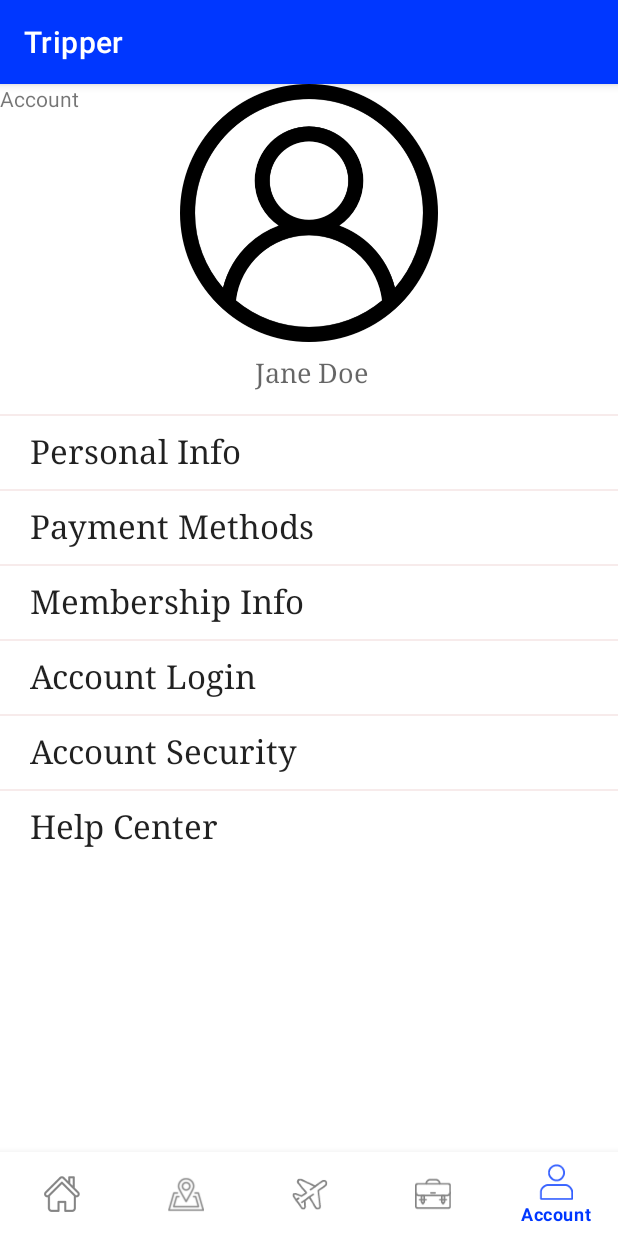
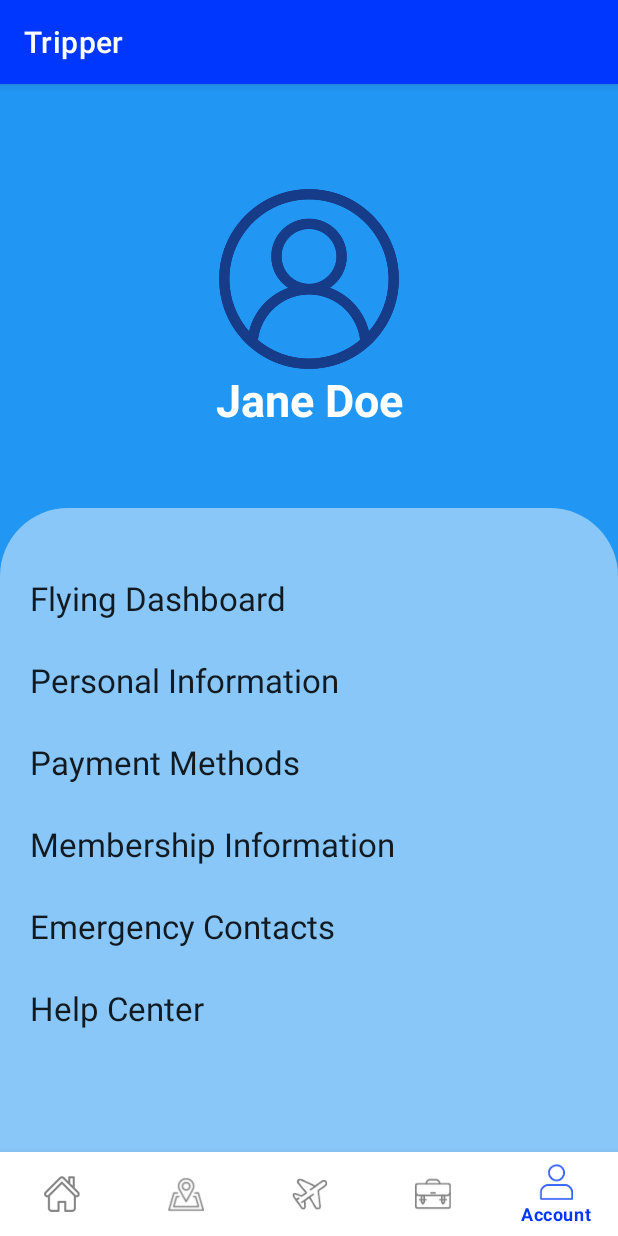
Before and after one commit to jiwagon/Tripper-App, an Android app: the AccountActivity screen opened through its navigation route, on a phone screen of 412 x 824 dp. Run offline under Robolectric (Android 15) with nearby library versions, the phone set to English and light mode, and no system bars; our stand-ins replace navigation-ui.

Commit message:
refined acc page

```diff
--- a/app/src/main/java/com/example/tripper_2/Guide.java
+++ b/app/src/main/java/com/example/tripper_2/Guide.java
@@ -1,9 +1,4 @@
 package com.example.tripper_2;
-
-import android.widget.ImageView;
-import android.widget.RelativeLayout;
-import android.widget.TextView;
-
 
 public class Guide {
 
--- a/app/src/main/res/layout/account_fragment.xml
+++ b/app/src/main/res/layout/account_fragment.xml
@@ -6,170 +6,121 @@
     android:layout_height="match_parent"
     tools:context=".AccountActivity">
 
-    <!-- TODO: Update blank fragment layout -->
+    <!--fragment layout -->
+    <androidx.constraintlayout.widget.ConstraintLayout
+        android:layout_width="match_parent"
+        android:layout_height="match_parent"
+        android:background="#2196F3">
+
+        <ImageView
+            android:id="@+id/imageView5"
+            android:layout_width="120dp"
+            android:layout_height="120dp"
+            android:layout_marginTop="70dp"
+            android:src="@drawable/user__1_"
+            app:layout_constraintBottom_toTopOf="@+id/accountName_text"
+            app:layout_constraintEnd_toEndOf="parent"
+            app:layout_constraintHorizontal_bias="0.5"
+            app:layout_constraintStart_toStartOf="parent"
+            app:layout_constraintTop_toTopOf="parent"
+            app:tint="#D0142770"></ImageView>
+
+        <RelativeLayout
+            android:id="@+id/widget_tracker"
+            android:layout_width="match_parent"
+            android:layout_height="485dp"
+            android:layout_marginTop="250dp"
+            android:background="@drawable/home_dashboard_back"
+            app:layout_constraintBottom_toBottomOf="parent"
+            app:layout_constraintStart_toStartOf="parent"
+            app:layout_constraintTop_toBottomOf="@id/imageView5"
+            app:layout_constraintVertical_bias="1.0">
 
             <TextView
-        android:id="@+id/personal_info_labe"
+                android:id="@+id/acc_row1_label"
                 android:layout_width="wrap_content"
                 android:layout_height="wrap_content"
-        android:layout_marginLeft="20dp"
-        android:layout_marginTop="230dp"
-        android:fontFamily="serif"
-        android:text="Personal Info"
+                android:layout_alignParentTop="true"
+                android:layout_marginStart="20dp"
+                android:layout_marginTop="45dp"
+                android:text="@string/acc_row1"
                 android:textAppearance="@style/TextAppearance.AppCompat.Large"
-        app:layout_constraintEnd_toEndOf="parent"
-        app:layout_constraintStart_toStartOf="parent"
-        app:layout_constraintTop_toTopOf="parent"
                 tools:visibility="visible" />
 
+            <TextView
+                android:id="@+id/acc_row2_label"
+                android:layout_width="wrap_content"
+                android:layout_height="wrap_content"
+                android:layout_below="@+id/acc_row1_label"
+                android:layout_alignStart="@+id/acc_row1_label"
+                android:layout_marginTop="25dp"
+                android:text="@string/acc_row2"
+                android:textAppearance="@style/TextAppearance.AppCompat.Large"
+                tools:visibility="visible" />
+
+            <TextView
+                android:id="@+id/acc_row4_label"
+                android:layout_width="wrap_content"
+                android:layout_height="wrap_content"
+                android:layout_below="@+id/acc_row3_label"
+                android:layout_alignStart="@+id/acc_row3_label"
+                android:layout_marginTop="25dp"
+                android:text="@string/acc_row4"
+                android:textAppearance="@style/TextAppearance.AppCompat.Large"
+                tools:visibility="visible" />
+
+            <TextView
+                android:id="@+id/acc_row5_label"
+                android:layout_width="wrap_content"
+                android:layout_height="wrap_content"
+                android:layout_below="@+id/acc_row4_label"
+                android:layout_alignStart="@+id/acc_row4_label"
+                android:layout_marginStart="0dp"
+                android:layout_marginLeft="20dp"
+                android:layout_marginTop="25dp"
+                android:text="@string/acc_row5"
+                android:textAppearance="@style/TextAppearance.AppCompat.Large"
+                tools:visibility="visible" />
+
+            <TextView
+                android:id="@+id/acc_row6_label"
+                android:layout_width="wrap_content"
+                android:layout_height="wrap_content"
+                android:layout_below="@+id/acc_row5_label"
+                android:layout_alignStart="@+id/acc_row5_label"
+                android:layout_marginTop="25dp"
+                android:text="@string/acc_row6"
+                android:textAppearance="@style/TextAppearance.AppCompat.Large"
+                tools:visibility="visible" />
+
+            <TextView
+                android:id="@+id/acc_row3_label"
+                android:layout_width="wrap_content"
+                android:layout_height="wrap_content"
+                android:layout_below="@+id/acc_row2_label"
+                android:layout_alignStart="@+id/acc_row2_label"
+                android:layout_marginTop="25dp"
+                android:text="@string/acc_row3"
+                android:textAppearance="@style/TextAppearance.AppCompat.Large"
+                tools:visibility="visible" />
+
+        </RelativeLayout>
 
         <TextView
             android:id="@+id/accountName_text"
             android:layout_width="wrap_content"
             android:layout_height="wrap_content"
-        android:layout_marginLeft="170dp"
-        android:layout_marginTop="180dp"
-        android:fontFamily="serif"
             android:text="Jane Doe"
-        android:textAppearance="@style/TextAppearance.AppCompat.Medium"
+            android:textAppearance="@style/TextAppearance.AppCompat.Body2"
+            android:textColor="#FFFFFF"
+            android:textSize="30sp"
+            android:textStyle="bold"
+            android:typeface="sans"
             app:layout_constraintEnd_toEndOf="parent"
+            app:layout_constraintHorizontal_bias="0.5"
             app:layout_constraintStart_toStartOf="parent"
-        app:layout_constraintTop_toTopOf="parent"
+            app:layout_constraintTop_toBottomOf="@+id/imageView5"
             tools:visibility="visible" />
 
-    <TextView
-        android:id="@+id/payment_label"
-        android:layout_width="wrap_content"
-        android:layout_height="wrap_content"
-        android:layout_marginLeft="20dp"
-        android:layout_marginTop="280dp"
-        android:fontFamily="serif"
-        android:text="Payment Methods"
-        android:textAppearance="@style/TextAppearance.AppCompat.Large"
-        app:layout_constraintEnd_toEndOf="parent"
-        app:layout_constraintStart_toStartOf="parent"
-        app:layout_constraintTop_toTopOf="parent"
-        tools:visibility="visible" />
-
-    <TextView
-        android:id="@+id/membership_label"
-        android:layout_width="wrap_content"
-        android:layout_height="wrap_content"
-        android:layout_marginLeft="20dp"
-        android:layout_marginTop="330dp"
-        android:fontFamily="serif"
-        android:text="Membership Info"
-        android:textAppearance="@style/TextAppearance.AppCompat.Large"
-        app:layout_constraintEnd_toEndOf="parent"
-        app:layout_constraintStart_toStartOf="parent"
-        app:layout_constraintTop_toTopOf="parent"
-        tools:visibility="visible" />
-
-    <TextView
-        android:id="@+id/account_login_label"
-        android:layout_width="wrap_content"
-        android:layout_height="wrap_content"
-        android:layout_marginLeft="20dp"
-        android:layout_marginTop="380dp"
-        android:fontFamily="serif"
-        android:text="Account Login"
-        android:textAppearance="@style/TextAppearance.AppCompat.Large"
-        app:layout_constraintEnd_toEndOf="parent"
-        app:layout_constraintStart_toStartOf="parent"
-        app:layout_constraintTop_toTopOf="parent"
-        tools:visibility="visible" />
-
-    <TextView
-        android:id="@+id/account_security_label"
-        android:layout_width="wrap_content"
-        android:layout_height="wrap_content"
-        android:layout_marginLeft="20dp"
-        android:layout_marginTop="430dp"
-        android:fontFamily="serif"
-        android:text="Account Security"
-        android:textAppearance="@style/TextAppearance.AppCompat.Large"
-        app:layout_constraintEnd_toEndOf="parent"
-        app:layout_constraintStart_toStartOf="parent"
-        app:layout_constraintTop_toTopOf="parent"
-        tools:visibility="visible" />
-
-    <TextView
-        android:id="@+id/help_label"
-        android:layout_width="wrap_content"
-        android:layout_height="wrap_content"
-        android:layout_marginLeft="20dp"
-        android:layout_marginTop="480dp"
-        android:fontFamily="serif"
-        android:text="Help Center"
-        android:textAppearance="@style/TextAppearance.AppCompat.Large"
-        app:layout_constraintEnd_toEndOf="parent"
-        app:layout_constraintStart_toStartOf="parent"
-        app:layout_constraintTop_toTopOf="parent"
-        tools:visibility="visible" />
-
-    <TextView
-        android:layout_width="wrap_content"
-        android:layout_height="wrap_content"
-        android:text="@string/account_label" />
-
-    <ImageView
-        android:id="@+id/imageView5"
-        android:layout_width="match_parent"
-        android:layout_height="172dp"
-        android:src="@drawable/user__1_"
-        app:layout_constraintBottom_toBottomOf="parent"
-        app:layout_constraintEnd_toEndOf="parent"
-        app:layout_constraintHorizontal_bias="10"
-        app:layout_constraintStart_toStartOf="parent"
-        app:layout_constraintTop_toTopOf="parent"
-        app:layout_constraintVertical_bias="0.277" />
-
-    <View
-        android:id="@+id/divider"
-        android:layout_width="match_parent"
-        android:layout_height="1dp"
-        android:layout_marginTop="220dp"
-        android:background="?android:attr/listDivider"
-        android:backgroundTint="#BC5E5E" />
-
-    <View
-        android:id="@+id/divider2"
-        android:layout_width="match_parent"
-        android:layout_height="1dp"
-        android:layout_marginTop="270dp"
-        android:background="?android:attr/listDivider"
-        android:backgroundTint="#BC5E5E" />
-
-    <View
-        android:id="@+id/divider3"
-        android:layout_width="match_parent"
-        android:layout_height="1dp"
-        android:layout_marginTop="320dp"
-        android:background="?android:attr/listDivider"
-        android:backgroundTint="#BC5E5E" />
-
-    <View
-        android:id="@+id/divider4"
-        android:layout_width="match_parent"
-        android:layout_height="1dp"
-        android:layout_marginTop="370dp"
-        android:background="?android:attr/listDivider"
-        android:backgroundTint="#BC5E5E" />
-
-    <View
-        android:id="@+id/divider5"
-        android:layout_width="match_parent"
-        android:layout_height="1dp"
-        android:layout_marginTop="420dp"
-        android:background="?android:attr/listDivider"
-        android:backgroundTint="#BC5E5E" />
-
-    <View
-        android:id="@+id/divider6"
-        android:layout_width="match_parent"
-        android:layout_height="1dp"
-        android:layout_marginTop="470dp"
-        android:background="?android:attr/listDivider"
-        android:backgroundTint="#BC5E5E" />
-
+    </androidx.constraintlayout.widget.ConstraintLayout>
 </FrameLayout>
--- a/app/src/main/res/layout/home_fragment.xml
+++ b/app/src/main/res/layout/home_fragment.xml
@@ -20,14 +20,12 @@
             android:id="@+id/home_widget_title"
             android:layout_width="match_parent"
             android:layout_height="wrap_content"
-            android:layout_marginEnd="25dp"
-            android:layout_marginStart="42dp"
             android:text="@string/home_widget_title"
             android:textAppearance="@style/TextAppearance.AppCompat.Body2"
             android:textColor="#FFFFFF"
             android:textSize="20sp"
             app:layout_constraintTop_toBottomOf="@id/search_bar"
-            />
+            android:layout_marginStart="35dp" />
 
         <RelativeLayout
             android:id="@+id/search_bar"
@@ -79,6 +77,7 @@
                 android:layout_marginTop="20dp"
                 android:layout_marginEnd="20dp"
                 android:layout_marginRight="5dp"
+                android:background="#ADBF2F2F"
                 app:cardCornerRadius="28dp"
                 app:cardElevation="2dp">
 
@@ -110,11 +109,9 @@
                     android:text="@string/widget_heading2"
                     android:textAppearance="@style/TextAppearance.AppCompat.Body2"
                     android:textColor="#000000"
-                    android:textSize="20sp"></TextView>
-
-
+                    android:textSize="20sp">
+                </TextView>
             </androidx.cardview.widget.CardView>
-
         </RelativeLayout>
 
         <RelativeLayout
@@ -140,8 +137,7 @@
                     android:layout_width="match_parent"
                     android:layout_height="wrap_content"
                     android:layout_marginTop="25dp"
-                        android:layout_marginBottom="80dp"
-                        />
+                    android:layout_marginBottom="80dp" />
             </RelativeLayout>
         </RelativeLayout>
 </androidx.constraintlayout.widget.ConstraintLayout>
--- a/app/src/main/res/values/strings.xml
+++ b/app/src/main/res/values/strings.xml
@@ -42,5 +42,13 @@
     <string name="camera_hint_text">Hint</string>
     <string name="camera_hint_message">You can scan your documents and upload!</string>
 
+    <!-- Account -->
+    <string name="acc_row1">Flying Dashboard</string>
+    <string name="acc_row2">Personal Information</string>
+    <string name="acc_row3">Payment Methods</string>
+    <string name="acc_row4">Membership Information</string>
+    <string name="acc_row5">Emergency Contacts</string>
+    <string name="acc_row6">Help Center</string>
+
 
 </resources>
```
Lines whose indentation alone changed are shown as unchanged.
